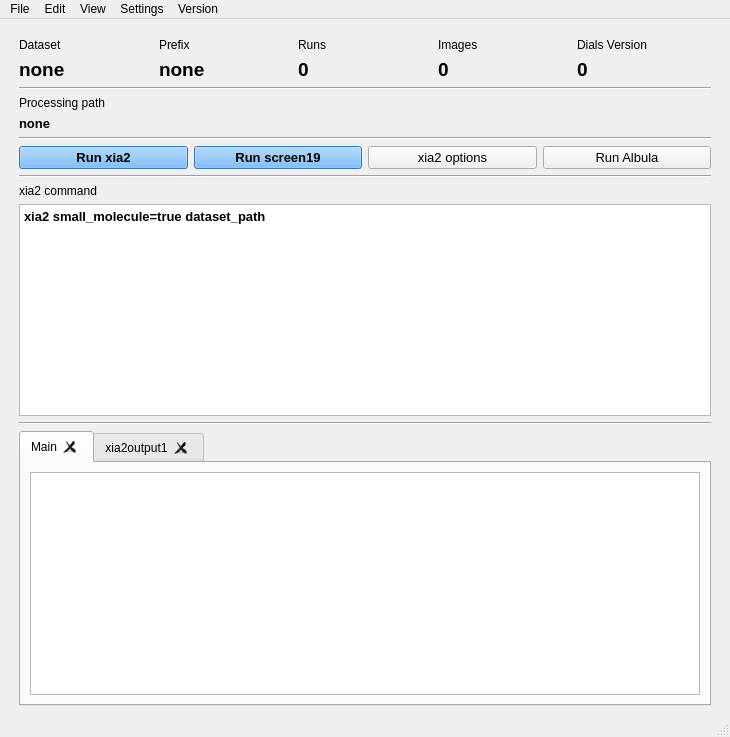
xia2/i19-gui, file i19-gui/MainWindow.ui: the form before one commit.
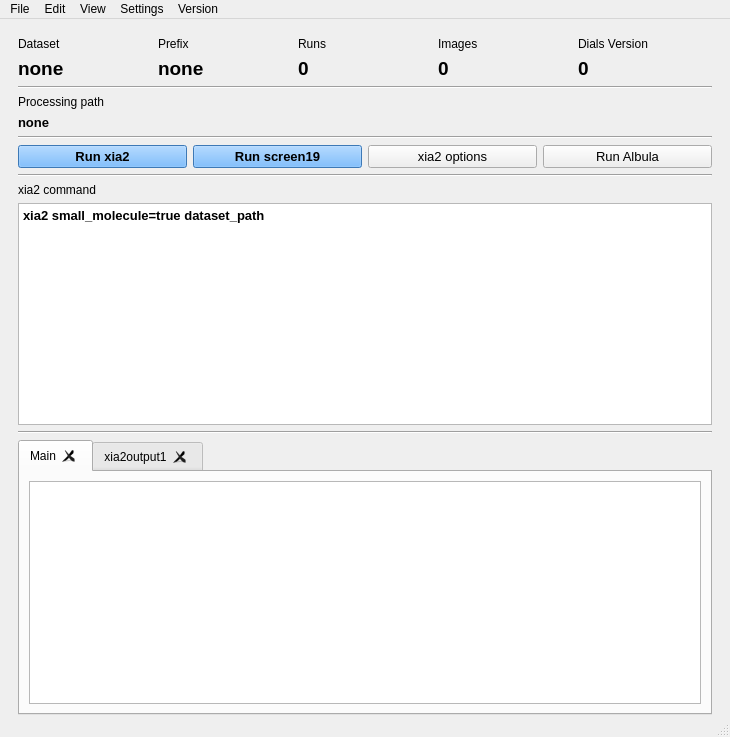
The form after the commit.

Commit message: Make some margins more consistent

Patch:
```diff
--- a/i19-gui/MainWindow.ui
+++ b/i19-gui/MainWindow.ui
@@ -18,16 +18,19 @@
   </property>
   <widget class="QWidget" name="centralWidget">
    <layout class="QVBoxLayout" name="verticalLayout_7">
+    <property name="bottomMargin">
+     <number>0</number>
+    </property>
     <item>
      <layout class="QVBoxLayout" name="verticalLayout_4">
       <property name="leftMargin">
-       <number>10</number>
+       <number>9</number>
       </property>
       <property name="topMargin">
-       <number>10</number>
+       <number>9</number>
       </property>
       <property name="rightMargin">
-       <number>10</number>
+       <number>9</number>
       </property>
       <property name="bottomMargin">
        <number>0</number>
```
